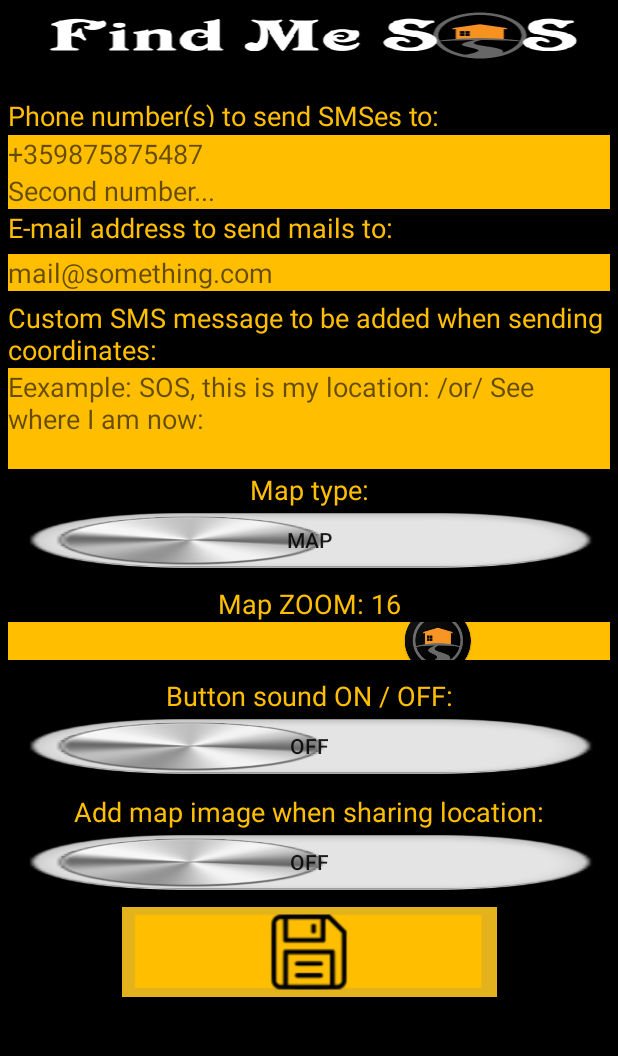
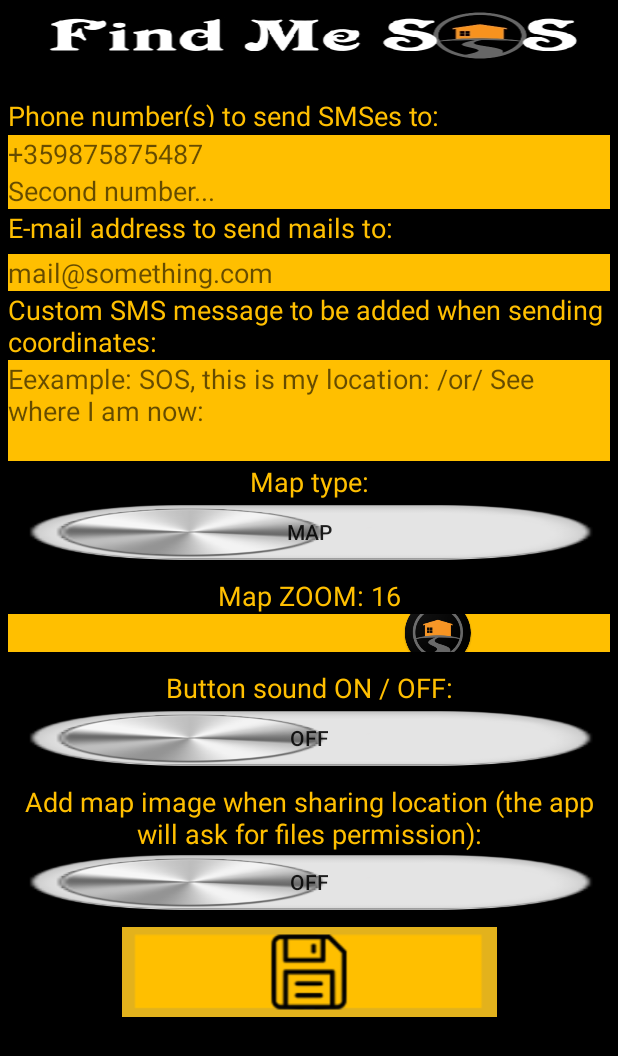
Before and after one commit to aminkov/FindMeSOS, an Android app: the Settings screen opened directly, with no data from a screen before it, on a phone screen of 412 x 824 dp. Shown: the top 1056 px of the screen. Run offline under Robolectric (Android 15) with nearby library versions, the phone set to English and light mode, and no system bars; network calls fail.

Commit message:
small corrections

```diff
--- a/app/src/main/res/layout/activity_settings.xml
+++ b/app/src/main/res/layout/activity_settings.xml
@@ -124,7 +124,6 @@
             android:id="@+id/sixthRow"
             android:layout_width="match_parent"
             android:layout_height="wrap_content"
-            android:layout_marginTop="5dp"
             android:gravity="center">
         <TextView
             android:layout_width="match_parent"
@@ -252,12 +251,11 @@
             android:layout_width="match_parent"
             android:layout_height="wrap_content">
                 <TextView
-                    android:id="@+id/testingtv"
                     android:layout_width="wrap_content"
-                    android:layout_height="27dp"
+                    android:layout_height="match_parent"
                     android:layout_marginTop="10dp"
                     android:gravity="center"
-                    android:text="Add map image when sharing location:"
+                    android:text="Add map image when sharing location (the app will ask for files permission):"
                     android:textColor="#ffbf00"
                     android:textSize="18sp" />
         </TableRow>
```
